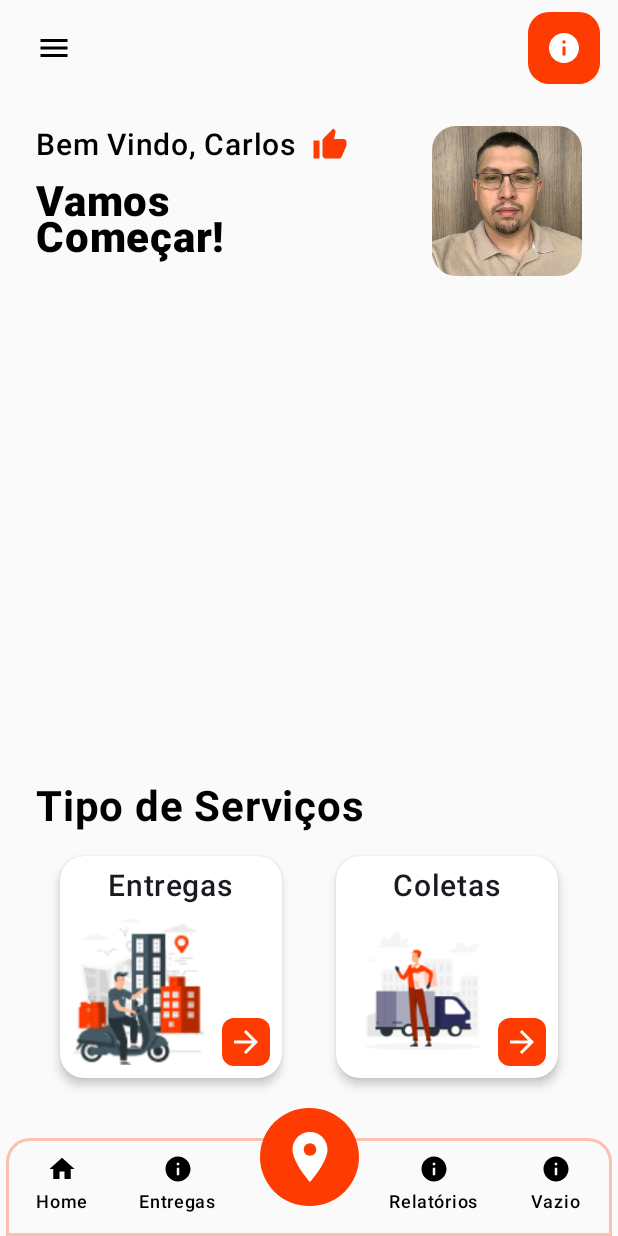
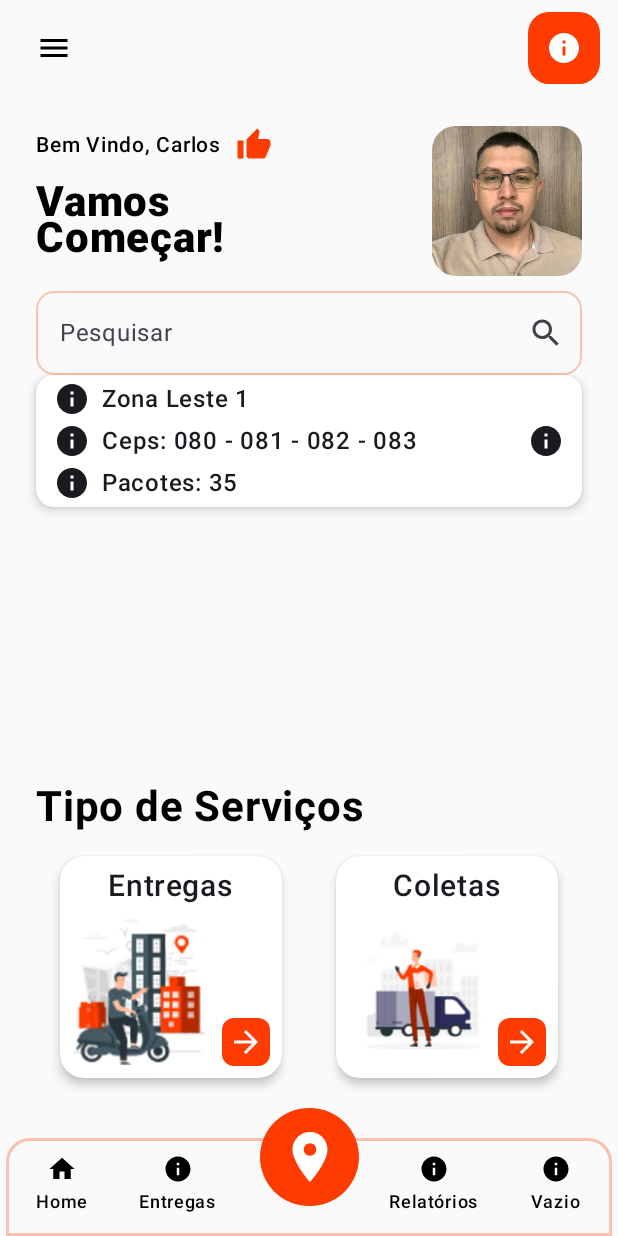
Before and after one commit to Agilliz/ClientService, an Android app built with Jetpack Compose: the screen it shows after launch (MainActivity), on a phone screen of 412 x 824 dp. Run offline under Robolectric (Android 15) with nearby library versions, the phone set to English and light mode, and no system bars.

Commit message:
Components InfoCard e SearchBar

```diff
--- a/AgilMobile/app/src/main/java/com/app/agilmobile/ui/components/CardService.kt
+++ b/AgilMobile/app/src/main/java/com/app/agilmobile/ui/components/CardService.kt
@@ -33,12 +33,10 @@ fun CardService(
     imageResId: Int,
     icon: ImageVector,
     onCardClick: () -> Unit,
-    defaultElevation: Float,
-    pressedElevation: Float,
 ) {
     var isPressed by remember { mutableStateOf(false) }
 
-    val elevation = if (isPressed) pressedElevation.dp else defaultElevation.dp
+    val elevation = if (isPressed) 8f.dp else 4f.dp
 
     Card(
         elevation = CardDefaults.cardElevation(elevation),
--- /dev/null
+++ b/AgilMobile/app/src/main/java/com/app/agilmobile/ui/components/InfoCard.kt
@@ -0,0 +1,127 @@
+package com.app.agilmobile.ui.components
+
+import androidx.compose.foundation.background
+import androidx.compose.foundation.layout.*
+import androidx.compose.foundation.shape.RoundedCornerShape
+import androidx.compose.material.icons.Icons
+import androidx.compose.material.icons.filled.Info
+import androidx.compose.material3.*
+import androidx.compose.runtime.Composable
+import androidx.compose.runtime.getValue
+import androidx.compose.runtime.mutableStateOf
+import androidx.compose.runtime.remember
+import androidx.compose.runtime.setValue
+import androidx.compose.ui.Alignment
+import androidx.compose.ui.Modifier
+import androidx.compose.ui.graphics.Color
+import androidx.compose.ui.graphics.vector.ImageVector
+import androidx.compose.ui.text.font.FontWeight
+import androidx.compose.ui.tooling.preview.Preview
+import androidx.compose.ui.unit.dp
+import androidx.compose.ui.unit.sp
+import com.app.agilmobile.ui.theme.AgilMobileTheme
+
+@Composable
+fun InfoCard(
+    icon1: ImageVector,
+    info1: String,
+    icon2: ImageVector,
+    info2: String,
+    icon3: ImageVector,
+    info3: String,
+    onCardClick: () -> Unit,
+) {
+
+    var isPressed by remember { mutableStateOf(false) }
+
+    val elevation = if (isPressed) 8.dp else 4.dp
+    Card(
+        elevation = CardDefaults.cardElevation(elevation),
+        modifier = Modifier
+            .fillMaxWidth()
+            .background(Color.Transparent),
+        onClick = {
+            isPressed = true
+            onCardClick()
+            isPressed = false
+        },
+    ) {
+        Row(
+            horizontalArrangement = Arrangement.SpaceBetween,
+            verticalAlignment = Alignment.CenterVertically,
+            modifier = Modifier
+                .fillMaxWidth()
+                .background(Color.White)
+                .padding(horizontal = 12.dp, vertical = 4.dp)
+        ) {
+            Column {
+                Row(
+                    verticalAlignment = Alignment.CenterVertically
+                ) {
+                    Icon(
+                        imageVector = icon1,
+                        contentDescription = "icon1"
+                    )
+                    Spacer(modifier = Modifier.width(8.dp))
+                    Text(
+                        text = info1,
+                        fontSize = 16.sp,
+                        fontWeight = FontWeight.SemiBold
+                    )
+                }
+
+                Spacer(modifier = Modifier.height(4.dp))
+
+                Row(verticalAlignment = Alignment.CenterVertically) {
+                    Icon(imageVector = icon2, contentDescription = "icon2")
+                    Spacer(modifier = Modifier.width(8.dp))
+                    Text(
+                        text = info2,
+                        fontSize = 16.sp,
+                        fontWeight = FontWeight.SemiBold
+                    )
+                }
+
+                Spacer(modifier = Modifier.height(4.dp))
+
+                Row(verticalAlignment = Alignment.CenterVertically) {
+                    Icon(imageVector = icon3, contentDescription = "icon3")
+                    Spacer(modifier = Modifier.width(8.dp))
+                    Text(
+                        text = info3,
+                        fontSize = 16.sp,
+                        fontWeight = FontWeight.SemiBold
+                    )
+                }
+
+            }
+            IconButton(
+                onClick = {},
+                modifier = Modifier
+                    .size(24.dp)
+                    .align(Alignment.CenterVertically)
+            ) {
+                Icon(
+                    imageVector = Icons.Default.Info,
+                    contentDescription = "BoxSelection",
+                )
+            }
+        }
+    }
+}
+
+@Preview(showBackground = true)
+@Composable
+fun InfoCardPreview() {
+    AgilMobileTheme {
+        InfoCard(
+            icon1 = Icons.Default.Info,
+            info1 = "Zona Leste 1",
+            icon2 = Icons.Default.Info,
+            info2 = "Ceps: 080 - 081 - 082 - 083",
+            icon3 = Icons.Default.Info,
+            info3 = "Pacotes: 35",
+            onCardClick = {},
+        )
+    }
+}
--- /dev/null
+++ b/AgilMobile/app/src/main/java/com/app/agilmobile/ui/components/SearchBar.kt
@@ -0,0 +1,59 @@
+package com.app.agilmobile.ui.components
+
+import androidx.compose.foundation.background
+import androidx.compose.foundation.border
+import androidx.compose.foundation.layout.*
+import androidx.compose.foundation.shape.RoundedCornerShape
+import androidx.compose.material.icons.Icons
+import androidx.compose.material.icons.filled.Search
+import androidx.compose.material3.Icon
+import androidx.compose.material3.IconButton
+import androidx.compose.material3.Text
+import androidx.compose.material3.TextField
+import androidx.compose.material3.TextFieldDefaults
+import androidx.compose.runtime.Composable
+import androidx.compose.runtime.mutableStateOf
+import androidx.compose.runtime.remember
+import androidx.compose.ui.Modifier
+import androidx.compose.ui.draw.clip
+import androidx.compose.ui.graphics.Color
+import androidx.compose.ui.text.input.TextFieldValue
+import androidx.compose.ui.tooling.preview.Preview
+import androidx.compose.ui.unit.dp
+import com.app.agilmobile.ui.theme.Orange30
+
+@Composable
+fun SearchBar() {
+
+    val searchQuery = remember { mutableStateOf(TextFieldValue("")) }
+
+    TextField(
+        value = searchQuery.value,
+        onValueChange = { searchQuery.value = it },
+        modifier = Modifier
+            .clip(RoundedCornerShape(12.dp))
+            .fillMaxWidth()
+            .border(1.dp, Orange30, RoundedCornerShape(12.dp))
+            .background(Color.Transparent),
+        placeholder = { Text(text = "Pesquisar") },
+        trailingIcon = {
+            IconButton(onClick = { }) {
+                Icon(
+                    imageVector = Icons.Default.Search,
+                    contentDescription = "Search Icon"
+                )
+            }
+        },
+        colors = TextFieldDefaults.colors(
+            focusedIndicatorColor = Color.Transparent,
+            unfocusedIndicatorColor = Color.Transparent,
+            unfocusedContainerColor = Color.Transparent
+        )
+    )
+}
+
+@Preview(showBackground = true)
+@Composable
+fun SearchBarPreview() {
+    SearchBar()
+}
--- a/AgilMobile/app/src/main/java/com/app/agilmobile/ui/sections/deliveries/HomeSection.kt
+++ b/AgilMobile/app/src/main/java/com/app/agilmobile/ui/sections/deliveries/HomeSection.kt
@@ -5,12 +5,14 @@ import androidx.compose.foundation.layout.*
 import androidx.compose.foundation.shape.RoundedCornerShape
 import androidx.compose.material.icons.Icons
 import androidx.compose.material.icons.filled.ArrowForward
+import androidx.compose.material.icons.filled.Info
 import androidx.compose.material.icons.filled.ThumbUp
 import androidx.compose.material3.Icon
 import androidx.compose.material3.Text
 import androidx.compose.runtime.*
 import androidx.compose.ui.Modifier
 import androidx.compose.ui.draw.clip
+import androidx.compose.ui.graphics.Color
 import androidx.compose.ui.res.painterResource
 import androidx.compose.ui.text.font.FontWeight
 import androidx.compose.ui.tooling.preview.Preview
@@ -19,6 +21,8 @@ import androidx.compose.ui.unit.sp
 import com.app.agilmobile.ui.theme.AgilMobileTheme
 import com.app.agilmobile.R
 import com.app.agilmobile.ui.components.CardService
+import com.app.agilmobile.ui.components.InfoCard
+import com.app.agilmobile.ui.components.SearchBar
 import com.app.agilmobile.ui.theme.Orange
 
 enum class Section {
@@ -54,7 +58,7 @@ fun HomeSection() {
                         Text(
                             text = "Bem Vindo, Carlos",
                             fontWeight = FontWeight.SemiBold,
-                            fontSize = 20.sp,
+                            fontSize = 14.sp,
                             modifier = Modifier
                                 .padding(bottom = 8.dp)
                         )
@@ -83,19 +87,28 @@ fun HomeSection() {
                     painterResource(id = R.drawable.selfie),
                     contentDescription = "Selfie User",
                     modifier = Modifier
-                        .size(100.dp) // Garantindo que a imagem seja quadrada
+                        .size(100.dp)
                         .clip(RoundedCornerShape(16.dp))
                 )
             }
 
             Spacer(modifier = Modifier.height(10.dp))
 
-            Box(
+            Column(
                 modifier = Modifier
                     .fillMaxWidth()
                     .weight(1f)
             ) {
-
+                SearchBar()
+                InfoCard(
+                    icon1 = Icons.Default.Info,
+                    info1 = "Zona Leste 1",
+                    icon2 = Icons.Default.Info,
+                    info2 = "Ceps: 080 - 081 - 082 - 083",
+                    icon3 = Icons.Default.Info,
+                    info3 = "Pacotes: 35",
+                    onCardClick = {},
+                )
             }
 
             Spacer(modifier = Modifier.height(10.dp))
@@ -121,16 +134,12 @@ fun HomeSection() {
                         imageResId = R.drawable.entregas,
                         icon = Icons.Default.ArrowForward,
                         onCardClick = { Section.PACKAGES},
-                        defaultElevation = 4f,
-                        pressedElevation = 8f,
                     )
                     CardService(
                         title = "Coletas",
                         imageResId = R.drawable.coletas,
                         icon = Icons.Default.ArrowForward,
                         onCardClick = { Section.SCRIPTS},
-                        defaultElevation = 4f,
-                        pressedElevation = 8f,
                     )
                 }
             }
```
